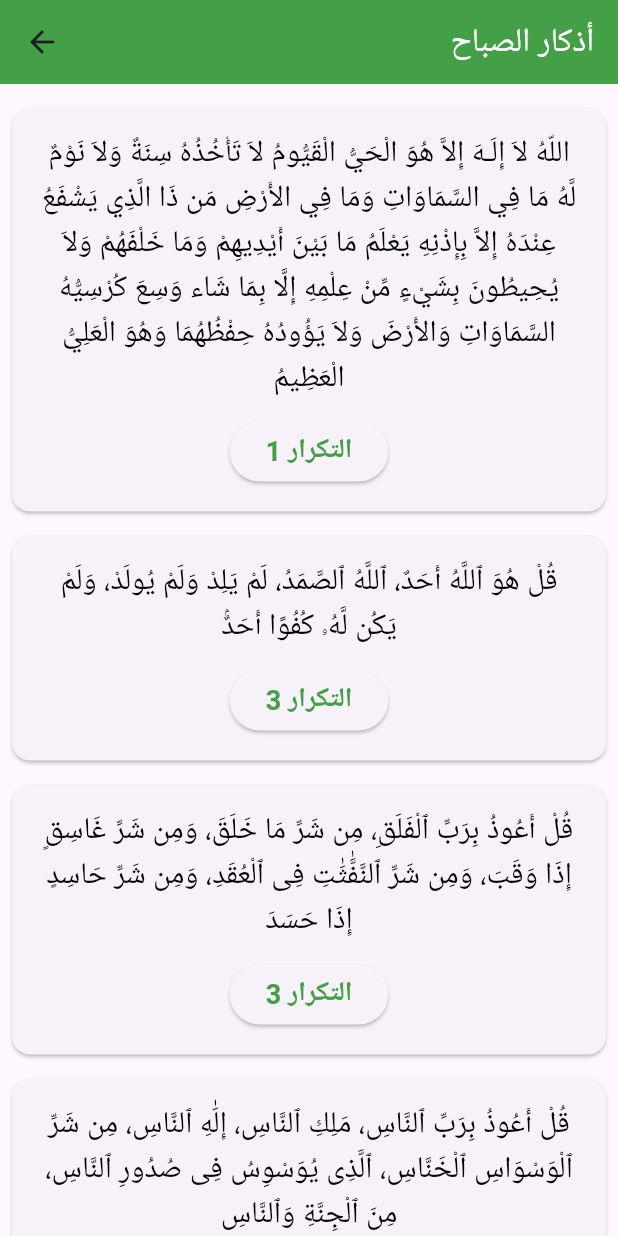
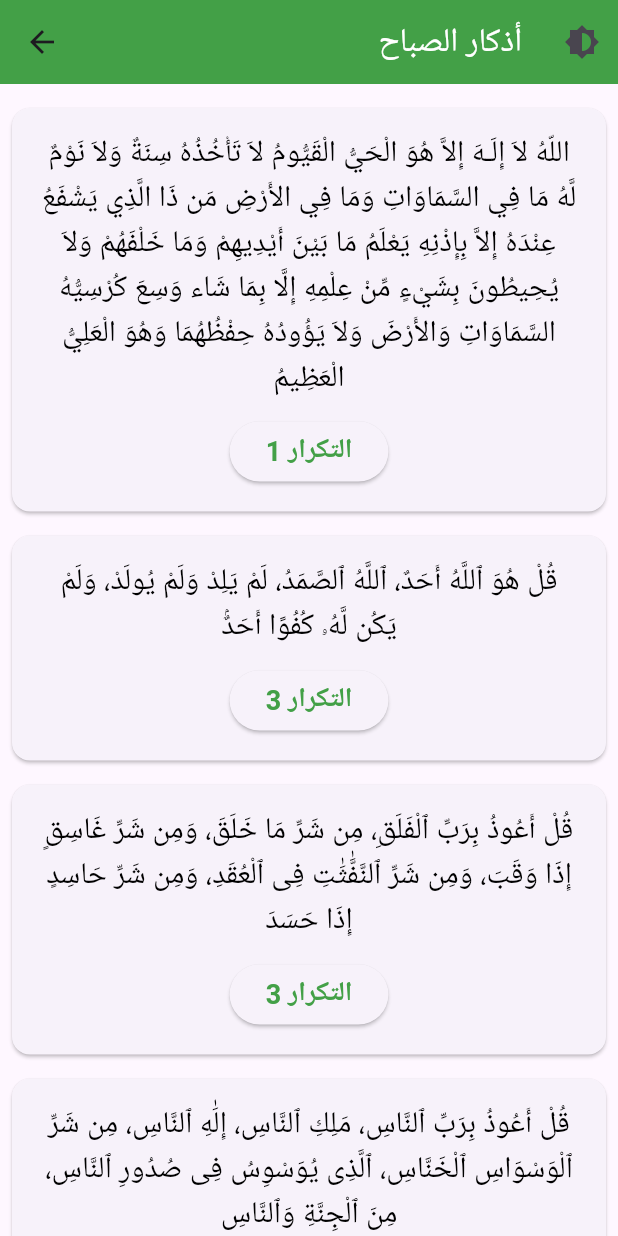
Before and after one commit to ahaithem/adkhar_app, a Flutter app: the screen it shows after launch, after a tap on "أذكار الصباح", on a phone screen of 412 x 824 dp. Run offline on Flutter 3.47's test engine with Material 3 defaults, Android fonts, the phone set to English and light mode, and no system bars.

Commit message:
Add dark mode

```diff
--- a/lib/components/theme.dart
+++ b/lib/components/theme.dart
@@ -0,0 +1,17 @@
+import 'package:flutter/material.dart';
+
+final ThemeData lightTheme = ThemeData(
+  brightness: Brightness.light,
+  primarySwatch: Colors.green,
+  appBarTheme: AppBarTheme(
+    color: Colors.green[600],
+  ),
+);
+
+final ThemeData darkTheme = ThemeData(
+  brightness: Brightness.dark,
+  primarySwatch: Colors.green,
+  appBarTheme: AppBarTheme(
+    color: Colors.green[900],
+  ),
+);
--- /dev/null
+++ b/lib/components/theme_notifier.dart
@@ -0,0 +1,12 @@
+import 'package:flutter/material.dart';
+
+class ThemeNotifier extends ChangeNotifier {
+  ThemeMode _themeMode = ThemeMode.light; // Default to light theme
+
+  ThemeMode get themeMode => _themeMode;
+
+  void setTheme(ThemeMode mode) {
+    _themeMode = mode;
+    notifyListeners(); // Notify listeners about the theme change
+  }
+}
--- a/lib/main.dart
+++ b/lib/main.dart
@@ -1,4 +1,7 @@
+import 'package:adkhar_app/components/theme.dart';
+import 'package:adkhar_app/components/theme_notifier.dart';
 import 'package:flutter/material.dart';
+import 'package:provider/provider.dart';
 import './models/dkher.dart';
 import './screens/evening.dart';
 import './screens/morning.dart';
@@ -8,20 +11,38 @@ import './screens/sleep.dart';
 import './screens/weakup.dart';
 
 void main() {
-  runApp(const MyApp());
+  runApp(
+    ChangeNotifierProvider(
+      create: (_) => ThemeNotifier(),
+      child: MyApp(),
+    ),
+  );
 }
 
 class MyApp extends StatelessWidget {
-  const MyApp({super.key});
-
   @override
   Widget build(BuildContext context) {
-    return MaterialApp(
-      home: MyHomePage(),
+    return Consumer<ThemeNotifier>(
+      builder: (context, themeNotifier, child) {
+        return AnimatedTheme(
+          data: themeNotifier.themeMode == ThemeMode.light
+              ? lightTheme
+              : darkTheme,
+          duration: Duration(milliseconds: 300), // Adjust this for smoothness
+          child: MaterialApp(
+            themeMode: themeNotifier.themeMode,
+            theme: lightTheme,
+            darkTheme: darkTheme,
+            debugShowCheckedModeBanner: false,
+            home: MyHomePage(),
+          ),
+        );
+      },
     );
   }
 }
 
+//debugShowCheckedModeBanner: false,
 class MyHomePage extends StatefulWidget {
   @override
   State<MyHomePage> createState() => _MyHomePageState();
@@ -44,6 +65,22 @@ class _MyHomePageState extends State<MyHomePage> {
             ),
           ],
         ),
+        actions: [
+          IconButton(
+            icon: Icon(Icons.brightness_6),
+            onPressed: () {
+              ThemeNotifier themeNotifier =
+                  Provider.of<ThemeNotifier>(context, listen: false);
+              if (themeNotifier.themeMode == ThemeMode.light) {
+                themeNotifier.setTheme(ThemeMode.dark);
+                //print('Switched to Dark Mode');
+              } else {
+                themeNotifier.setTheme(ThemeMode.light);
+                //print('Switched to Light Mode');
+              }
+            },
+          ),
+        ],
       ),
       body: Padding(
         padding: const EdgeInsets.symmetric(vertical: 20, horizontal: 25),
--- a/lib/models/dkher_type.dart
+++ b/lib/models/dkher_type.dart
@@ -1,4 +1,6 @@
 import 'package:flutter/material.dart';
+import 'package:provider/provider.dart';
+import 'package:adkhar_app/components/theme_notifier.dart';
 
 class DkherType extends StatefulWidget {
   final String dkher;
@@ -33,19 +35,30 @@ class _DkherTypeState extends State<DkherType> {
       return SizedBox.shrink(); // Hide card when repeat is 0
     }
 
+    // Use Consumer to rebuild this part when the theme changes
+    return Consumer<ThemeNotifier>(
+      builder: (context, themeNotifier, child) {
+        final Color textColor = themeNotifier.themeMode == ThemeMode.light
+            ? Colors.black
+            : Colors.white;
+
         return Card(
           margin: EdgeInsets.symmetric(vertical: 8),
           child: Padding(
             padding: const EdgeInsets.all(16.0),
             child: Column(
               children: [
-            Text(
+                AnimatedSwitcher(
+                  duration: Duration(milliseconds: 300),
+                  child: Text(
                     widget.dkher,
+                    key: ValueKey(themeNotifier.themeMode),
                     style: TextStyle(
                       fontSize: 20,
-                color: Colors.black,
+                      color: textColor,
                     ),
-              textAlign: TextAlign.center, // Align text to the center
+                    textAlign: TextAlign.center,
+                  ),
                 ),
                 SizedBox(height: 10),
                 ElevatedButton(
@@ -63,5 +76,7 @@ class _DkherTypeState extends State<DkherType> {
             ),
           ),
         );
+      },
+    );
   }
 }
--- a/lib/screens/morning.dart
+++ b/lib/screens/morning.dart
@@ -1,14 +1,10 @@
+import 'package:adkhar_app/components/light_dark_mode.dart';
 import 'package:flutter/material.dart';
 import '../models/allAdkher.dart';
 
-class Morning extends StatefulWidget {
+class Morning extends StatelessWidget {
   const Morning({super.key});
 
-  @override
-  State<Morning> createState() => _MorningState();
-}
-
-class _MorningState extends State<Morning> {
   @override
   Widget build(BuildContext context) {
     return Scaffold(
@@ -25,6 +21,14 @@ class _MorningState extends State<Morning> {
             ),
           ],
         ),
+        actions: [
+          IconButton(
+            icon: Icon(Icons.brightness_6),
+            onPressed: () {
+              swithDarkLightMode(context);
+            },
+          ),
+        ],
       ),
       body: ListView.builder(
           padding: const EdgeInsets.all(8),
--- a/pubspec.yaml
+++ b/pubspec.yaml
@@ -34,6 +34,7 @@ dependencies:
   # The following adds the Cupertino Icons font to your application.
   # Use with the CupertinoIcons class for iOS style icons.
   cupertino_icons: ^1.0.8
+  provider: ^6.1.2
 
 dev_dependencies:
   flutter_test:
```
Also changed, not shown: lib/components/light_dark_mode.dart (added, +15 -0 lines), lib/screens/evening.dart (+12 -6 lines), lib/screens/mosquee.dart (+10 -6 lines), lib/screens/prayer.dart (+9 -0 lines), lib/screens/sleep.dart (+10 -6 lines), lib/screens/weakup.dart (+10 -6 lines), pubspec.lock, 1 other file. Lines whose indentation alone changed are shown as unchanged.
